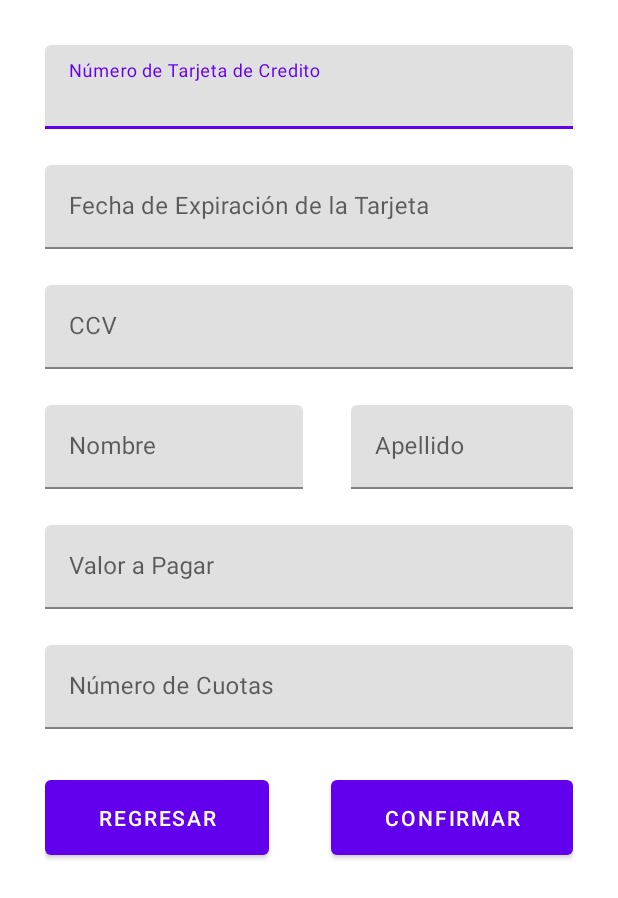
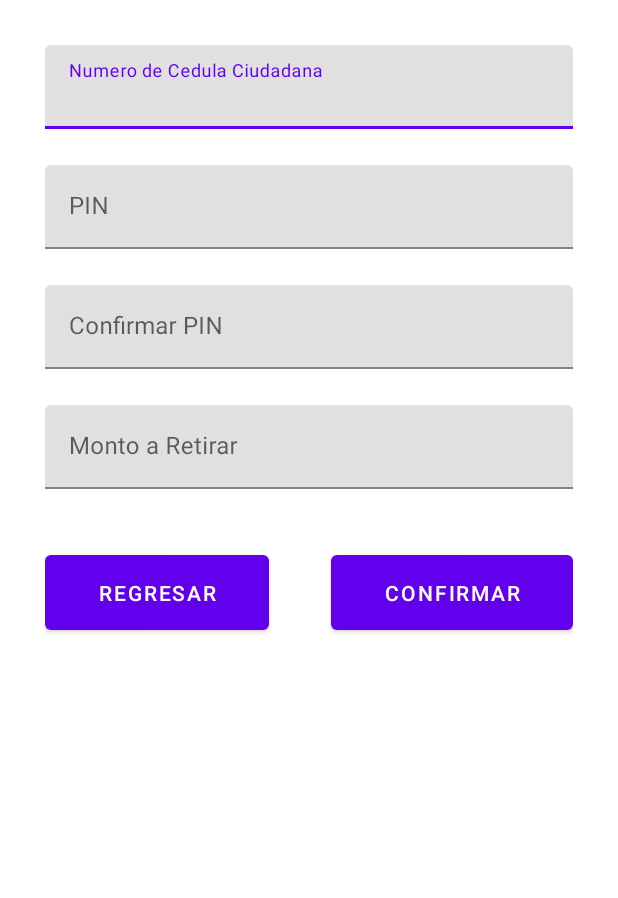
Before and after one commit to Savuth-S/wpossbank, an Android app: the layout activity_withdrawals.xml on its own in the app's theme, with its tools: preview values and no code run, on a phone screen of 412 x 824 dp. Shown: the top 898 px of the screen. Run offline under Robolectric (Android 15) with nearby library versions, the phone set to English and light mode, and no system bars.

Commit message:
Added withdrawal Activity

```diff
--- a/app/src/main/AndroidManifest.xml
+++ b/app/src/main/AndroidManifest.xml
@@ -9,6 +9,9 @@
         android:roundIcon="@mipmap/ic_launcher_round"
         android:supportsRtl="true"
         android:theme="@style/Theme.Wpossbank">
+        <activity
+            android:name=".WithdrawalsActivity"
+            android:exported="true" />
         <activity
             android:name=".CardPaymentActivity"
             android:exported="true" />
--- a/app/src/main/java/com/example/wpossbank/MainActivity.java
+++ b/app/src/main/java/com/example/wpossbank/MainActivity.java
@@ -29,5 +29,9 @@ public class MainActivity extends AppCompatActivity{
         cardPaymentsButton.setOnClickListener(verCardPayment -> {
             startActivity(new Intent(context, CardPaymentActivity.class));
         });
+
+        withdrawalsButton.setOnClickListener(verCardPayment -> {
+            startActivity(new Intent(context, WithdrawalsActivity.class));
+        });
     }
 }
--- a/app/src/main/java/com/example/wpossbank/fragments/Dialogs.java
+++ b/app/src/main/java/com/example/wpossbank/fragments/Dialogs.java
@@ -15,8 +15,6 @@ import com.example.wpossbank.MainActivity;
 import com.example.wpossbank.R;
 import com.example.wpossbank.modelos.Admin;
 import com.example.wpossbank.modelos.CreditCard;
-
-import java.util.Objects;
 
 public class Dialogs {
 
--- a/app/src/main/res/layout/activity_card_payment.xml
+++ b/app/src/main/res/layout/activity_withdrawals.xml
@@ -4,12 +4,13 @@
     xmlns:tools="http://schemas.android.com/tools"
     android:layout_width="match_parent"
     android:layout_height="match_parent"
-    tools:context=".CardPaymentActivity">
+    tools:context=".WithdrawalsActivity">
 
     <androidx.constraintlayout.widget.ConstraintLayout
         android:layout_width="match_parent"
-        android:layout_height="match_parent"
+        android:layout_height="wrap_content"
         android:padding="30dp">
+
         <com.google.android.material.textfield.TextInputLayout
             android:id="@+id/textInputLayout"
             android:layout_width="0dp"
@@ -23,10 +24,10 @@
             app:layout_constraintVertical_bias="0.0">
 
             <com.google.android.material.textfield.TextInputEditText
-                android:id="@+id/cardNumberInput"
+                android:id="@+id/ccInput"
                 android:layout_width="match_parent"
                 android:layout_height="wrap_content"
-                android:hint="@string/input_card_number"
+                android:hint="@string/input_cc"
                 android:inputType="number" />
         </com.google.android.material.textfield.TextInputLayout>
 
@@ -38,13 +39,13 @@
             app:layout_constraintEnd_toEndOf="parent"
             app:layout_constraintStart_toStartOf="parent"
             app:layout_constraintTop_toBottomOf="@+id/textInputLayout">
+
             <com.google.android.material.textfield.TextInputEditText
-                android:id="@+id/expDateInput"
+                android:id="@+id/pinInput"
                 android:layout_width="match_parent"
                 android:layout_height="wrap_content"
-                android:hint="@string/input_exp_date"
-                android:inputType="datetime"
-                android:focusableInTouchMode="false"/>
+                android:hint="@string/input_pin"
+                android:inputType="number" />
         </com.google.android.material.textfield.TextInputLayout>
 
         <com.google.android.material.textfield.TextInputLayout
@@ -55,11 +56,12 @@
             app:layout_constraintEnd_toEndOf="parent"
             app:layout_constraintStart_toStartOf="parent"
             app:layout_constraintTop_toBottomOf="@+id/textInputLayout2">
+
             <com.google.android.material.textfield.TextInputEditText
-                android:id="@+id/ccvInput"
+                android:id="@+id/pinConfirmInput"
                 android:layout_width="match_parent"
                 android:layout_height="wrap_content"
-                android:hint="@string/input_ccv"
+                android:hint="@string/input_pin_confirm"
                 android:inputType="number" />
         </com.google.android.material.textfield.TextInputLayout>
 
@@ -68,72 +70,22 @@
             android:layout_width="0dp"
             android:layout_height="wrap_content"
             android:layout_marginTop="24dp"
-            android:layout_marginEnd="180dp"
             app:layout_constraintEnd_toEndOf="parent"
             app:layout_constraintStart_toStartOf="parent"
             app:layout_constraintTop_toBottomOf="@+id/textInputLayout3">
 
             <com.google.android.material.textfield.TextInputEditText
-                android:id="@+id/nameInput"
+                android:id="@+id/withdrawalInput"
                 android:layout_width="match_parent"
                 android:layout_height="wrap_content"
-                android:hint="@string/input_name"
-                android:inputType="textCapCharacters" />
+                android:hint="@string/input_withdrawal_amount"
+                android:inputType="number" />
         </com.google.android.material.textfield.TextInputLayout>
 
-        <com.google.android.material.textfield.TextInputLayout
-            android:id="@+id/textInputLayout7"
-            android:layout_width="0dp"
-            android:layout_height="wrap_content"
-            android:layout_marginStart="32dp"
-            app:layout_constraintBottom_toBottomOf="@+id/textInputLayout4"
-            app:layout_constraintEnd_toEndOf="parent"
-            app:layout_constraintStart_toEndOf="@+id/textInputLayout4"
-            app:layout_constraintTop_toTopOf="@+id/textInputLayout4">
-
-            <com.google.android.material.textfield.TextInputEditText
-                android:id="@+id/lastnameInput"
-                android:layout_width="match_parent"
-                android:layout_height="wrap_content"
-                android:hint="@string/input_lastname"
-                android:inputType="textCapCharacters" />
-        </com.google.android.material.textfield.TextInputLayout>
-
-        <com.google.android.material.textfield.TextInputLayout
-            android:id="@+id/textInputLayout5"
-            android:layout_width="0dp"
-            android:layout_height="wrap_content"
-            android:layout_marginTop="24dp"
-            app:layout_constraintEnd_toEndOf="parent"
-            app:layout_constraintStart_toStartOf="parent"
-            app:layout_constraintTop_toBottomOf="@+id/textInputLayout4">
-            <com.google.android.material.textfield.TextInputEditText
-                android:id="@+id/paymentAmountInput"
-                android:layout_width="match_parent"
-                android:layout_height="wrap_content"
-                android:hint="@string/input_payment_amount"
-                android:inputType="number" />
-        </com.google.android.material.textfield.TextInputLayout>
-        <com.google.android.material.textfield.TextInputLayout
-            android:id="@+id/textInputLayout6"
-            android:layout_width="0dp"
-            android:layout_height="wrap_content"
-            android:layout_marginTop="24dp"
-            app:layout_constraintEnd_toEndOf="parent"
-            app:layout_constraintStart_toStartOf="parent"
-            app:layout_constraintTop_toBottomOf="@+id/textInputLayout5">
-            <com.google.android.material.textfield.TextInputEditText
-                android:id="@+id/duesInput"
-                android:layout_width="match_parent"
-                android:layout_height="wrap_content"
-                android:hint="@string/input_dues"
-                android:inputType="number" />
-        </com.google.android.material.textfield.TextInputLayout>
         <Button
             android:id="@+id/goBackButton"
             android:layout_width="wrap_content"
             android:layout_height="wrap_content"
-            android:layout_marginTop="32dp"
             android:insetTop="0dp"
             android:insetBottom="0dp"
             android:paddingHorizontal="35sp"
@@ -143,8 +95,9 @@
             app:layout_constraintEnd_toEndOf="parent"
             app:layout_constraintHorizontal_bias="0.0"
             app:layout_constraintStart_toStartOf="parent"
-            app:layout_constraintTop_toBottomOf="@+id/textInputLayout6"
-            app:layout_constraintVertical_bias="0.22000003" />
+            app:layout_constraintTop_toBottomOf="@+id/textInputLayout4"
+            app:layout_constraintVertical_bias="0.88" />
+
         <Button
             android:id="@+id/confirmButton"
             android:layout_width="wrap_content"
--- a/app/src/main/res/layout/dialog_fail.xml
+++ b/app/src/main/res/layout/dialog_fail.xml
@@ -1,7 +1,6 @@
 <?xml version="1.0" encoding="utf-8"?>
 <androidx.constraintlayout.widget.ConstraintLayout xmlns:android="http://schemas.android.com/apk/res/android"
     xmlns:app="http://schemas.android.com/apk/res-auto"
-    xmlns:tools="http://schemas.android.com/tools"
     android:layout_width="match_parent"
     android:layout_height="match_parent">
 
--- a/app/src/main/res/layout/dialog_success.xml
+++ b/app/src/main/res/layout/dialog_success.xml
@@ -1,7 +1,6 @@
 <?xml version="1.0" encoding="utf-8"?>
 <androidx.constraintlayout.widget.ConstraintLayout xmlns:android="http://schemas.android.com/apk/res/android"
     xmlns:app="http://schemas.android.com/apk/res-auto"
-    xmlns:tools="http://schemas.android.com/tools"
     android:layout_width="match_parent"
     android:layout_height="match_parent">
 
--- a/app/src/main/res/values/strings.xml
+++ b/app/src/main/res/values/strings.xml
@@ -12,10 +12,10 @@
     <string name="button_go_back">Regresar</string>
     <string name="button_confirm">Confirmar</string>
 
-        <!--Botones del menu de logeo-->
+        <!--Menú de logeo-->
     <string name="button_new_user">Registrarse</string>
 
-        <!--Botones del menu general-->
+        <!--Menú general-->
     <string name="button_card_payments">Pagos con Tarjeta</string>
     <string name="button_withdrawals">Retirar Dinero</string>
     <string name="button_deposits">Depositar Dinero</string>
@@ -25,7 +25,7 @@
     <string name="button_log_out">Cerrar Sesion</string>
 
     <!--Campos de texto-->
-        <!--Campos de logeo y registrarse-->
+        <!--Logeo y registrarse-->
     <string name="input_cc">Numero de Cedula Ciudadana</string>
     <string name="input_pin">PIN</string>
     <string name="input_pin_confirm">Confirmar PIN</string>
@@ -33,13 +33,15 @@
     <string name="input_lastname">Apellido</string>
     <string name="input_balance">Saldo Inicial</string>
 
-        <!--Campos de pago con tarjeta-->
+        <!--Pago con tarjeta-->
     <string name="input_card_number">Número de Tarjeta de Credito</string>
     <string name="input_exp_date">Fecha de Expiración de la Tarjeta</string>
     <string name="input_ccv">CCV</string>
     <string name="input_payment_amount">Valor a Pagar</string>
     <string name="input_dues">Número de Cuotas</string>
 
+        <!--Retiro de dinero-->
+    <string name="input_withdrawal_amount">Monto a Retirar</string>
 
 
     <!--Dialogos-->
@@ -47,25 +49,25 @@
     <string name="dialog_succes">TRANSACCIÓN EXITOSA</string>
     <string name="dialog_fail">TRANSACCIÓN RECHAZADA</string>
 
-    <!--Pago con tarjeta-->
+        <!--Pago con tarjeta-->
     <string name="dialog_confirm_payment">Estimado: /¿Desea realizar el pago a WPOSS por un valor de /$ a / cuotas?/Número de tarjeta: </string>
 
     <!--Toasts-->
-    <!--Toasts de base de datos-->
+        <!--Toasts de base de datos-->
     <string name="toast_make_user_success">"¡Se ha creada la cuenta con exito!"</string>
 
     <!--Mensajes de error-->
-    <!--Errores generales-->
+        <!--Errores generales-->
     <string name="error_invalid">Invalido.</string>
     <string name="error_wrong">No es correcto.</string>
 
-    <!--Errores de la base de datos-->
+        <!--Base de datos-->
     <string name="error_already_registered">Ya se encuentra registrado.</string>
     <string name="error_not_registered">No se encuentra registrado.</string>
     <string name="error_default_admin">Se produjo un error al crear la informacion por defecto del corresponsal.</string>
     <string name="error_make_user">Se produjo un error al crear la cuenta.</string>
 
-    <!---Errores de campos de input-->
+        <!---Campos de input-->
     <string name="error_empty">No puede estar vacio.</string>
     <string name="error_spaces">No puede contener espacios.</string>
     <string name="error_only_caps">Solo puede contener letras mayusculas.</string>
```
Also changed, not shown: app/src/main/java/com/example/wpossbank/WithdrawalsActivity.java (added, +16 -0 lines), app/src/main/res/layout/activity_login.xml (+8 -3 lines), app/src/main/res/layout/activity_main.xml (+13 -12 lines).
